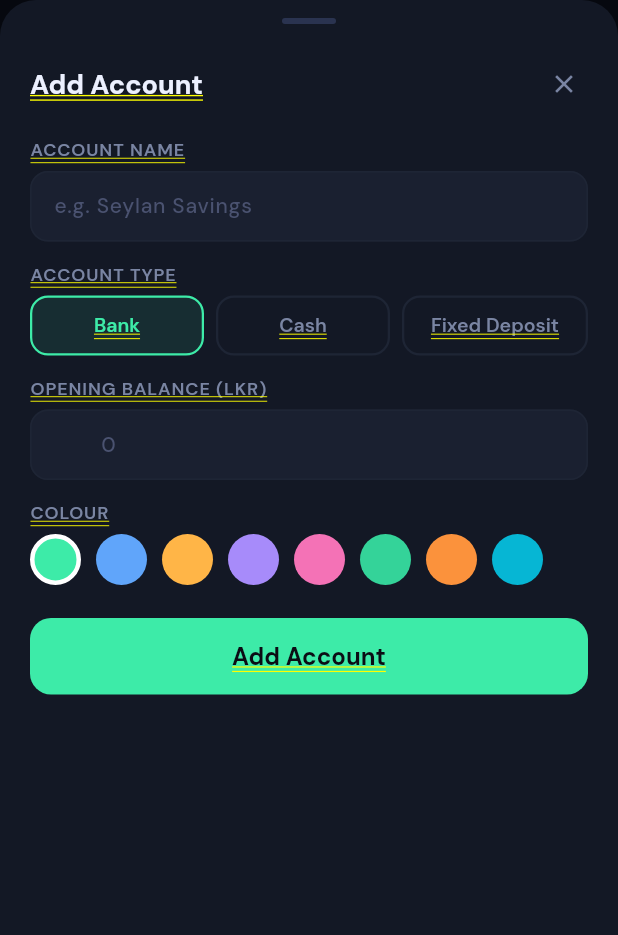
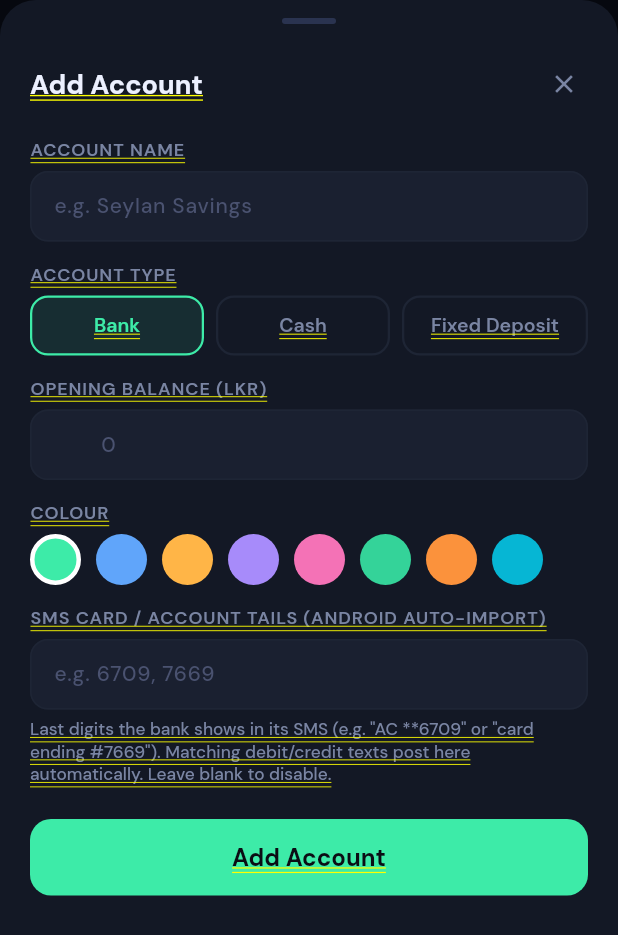
Before and after one commit to Esandu-Meth-Obadaarachchi/FinanceTrackerApp, a Flutter app: the _AddAccountSheet screen opened directly, on a phone screen of 412 x 824 dp. Shown: the top 935 px of the screen. Run offline on Flutter 3.47's test engine with Material 3 defaults, Android fonts, the phone set to English and light mode, and no system bars; our stand-ins replace cloud_firestore, firebase_auth, firebase_core, firebase_messaging, flutter_local_notifications, flutter_timezone and 5 more; missing offline and left inert: another_telephony; accounts and stored records are empty.

Commit message:
Add Android bank-SMS auto-import
Phase 6 — SMS auto-detection (Android only, opt-in):
- Account gains smsIds (card/account tails); add/edit account sheet now
  supports editing and a tails field, reachable by tapping an account
- SmsParser: pure-Dart regex parser for LKR debit/credit formats
  (AC **tail, via POS, "Card ...tail debit", "card ending #tail") plus a
  merchant->category guess. Returns null unless amount + direction + tail
  are all present (confidence guard against OTP/balance noise)
- SmsService: live incoming listener + 2-day inbox catch-up scan on start;
  posts only when a tail maps to exactly one account; de-dupes by body
  signature in SharedPreferences. Web/non-Android safe no-op
- Settings: opt-in "Auto-import bank SMS" toggle (requests SMS permission);
  openSettings now re-provides AppState for the reminders + SMS controls
- HomeShell starts the listener once accounts have loaded (if enabled)
- Android: READ_SMS + RECEIVE_SMS permissions; Flutter gradle auto-migration

Background (app-killed) delivery is out of scope; live + launch-scan cover
the app-running and app-reopened cases.

Co-Authored-By: Claude Opus 4.8 <noreply@anthropic.com>

```diff
--- a/lib/models/account.dart
+++ b/lib/models/account.dart
@@ -9,12 +9,17 @@ class Account {
   /// Current balance is computed = openingBalance + transaction effects.
   final double openingBalance;
 
+  /// Card/account number tails (e.g. "6709") used to match incoming bank SMS
+  /// to this account for auto-import. Empty = SMS auto-import off for it.
+  final List<String> smsIds;
+
   const Account({
     required this.id,
     required this.name,
     required this.type,
     required this.colorHex,
     required this.openingBalance,
+    this.smsIds = const [],
   });
 
   factory Account.fromMap(String id, Map<String, dynamic> m) => Account(
@@ -23,6 +28,9 @@ class Account {
         type: (m['type'] ?? 'bank') as String,
         colorHex: (m['colorHex'] ?? '#3DEBA8') as String,
         openingBalance: (m['openingBalance'] as num?)?.toDouble() ?? 0,
+        smsIds: ((m['smsIds'] as List?) ?? const [])
+            .map((e) => e.toString())
+            .toList(),
       );
 
   Map<String, dynamic> toMap() => {
@@ -30,6 +38,7 @@ class Account {
         'type': type,
         'colorHex': colorHex,
         'openingBalance': openingBalance,
+        'smsIds': smsIds,
       };
 
   Account copyWith({
@@ -37,6 +46,7 @@ class Account {
     String? type,
     String? colorHex,
     double? openingBalance,
+    List<String>? smsIds,
   }) =>
       Account(
         id: id,
@@ -44,6 +54,7 @@ class Account {
         type: type ?? this.type,
         colorHex: colorHex ?? this.colorHex,
         openingBalance: openingBalance ?? this.openingBalance,
+        smsIds: smsIds ?? this.smsIds,
       );
 
   String get typeLabel => type == 'fd'
--- a/lib/screens/modals/sheets.dart
+++ b/lib/screens/modals/sheets.dart
@@ -649,29 +649,54 @@ class _AddTransactionSheetState extends State<_AddTransactionSheet> {
 // ════════════════════════════════════════════════════════════════════════
 // Add account
 // ════════════════════════════════════════════════════════════════════════
-void showAddAccountSheet(BuildContext context) {
-  _showWithState(context, const _AddAccountSheet());
+void showAddAccountSheet(BuildContext context, {Account? edit}) {
+  _showWithState(context, _AddAccountSheet(edit: edit));
 }
 
 class _AddAccountSheet extends StatefulWidget {
-  const _AddAccountSheet();
+  const _AddAccountSheet({this.edit});
+  final Account? edit;
   @override
   State<_AddAccountSheet> createState() => _AddAccountSheetState();
 }
 
 class _AddAccountSheetState extends State<_AddAccountSheet> {
-  final _name = TextEditingController();
-  final _balance = TextEditingController();
-  String _type = 'bank';
-  Color _color = kAccountColors.first;
+  late final TextEditingController _name;
+  late final TextEditingController _balance;
+  late final TextEditingController _smsIds;
+  late String _type;
+  late Color _color;
   bool _saving = false;
+
+  @override
+  void initState() {
+    super.initState();
+    final e = widget.edit;
+    _name = TextEditingController(text: e?.name ?? '');
+    _balance = TextEditingController(
+        text: e != null
+            ? (e.openingBalance == e.openingBalance.roundToDouble()
+                ? e.openingBalance.toStringAsFixed(0)
+                : e.openingBalance.toString())
+            : '');
+    _smsIds = TextEditingController(text: e?.smsIds.join(', ') ?? '');
+    _type = e?.type ?? 'bank';
+    _color = e != null ? colorFromHex(e.colorHex) : kAccountColors.first;
+  }
 
   @override
   void dispose() {
     _name.dispose();
     _balance.dispose();
+    _smsIds.dispose();
     super.dispose();
   }
+
+  List<String> _parseSmsIds() => _smsIds.text
+      .split(',')
+      .map((s) => s.replaceAll(RegExp(r'\D'), '').trim())
+      .where((s) => s.isNotEmpty)
+      .toList();
 
   Future<void> _save(AppState app) async {
     if (_name.text.trim().isEmpty) {
@@ -680,14 +705,21 @@ class _AddAccountSheetState extends State<_AddAccountSheet> {
       return;
     }
     setState(() => _saving = true);
+    final e = widget.edit;
+    final account = Account(
+      id: e?.id ?? '',
+      name: _name.text.trim(),
+      type: _type,
+      colorHex: _color.toHex(),
+      openingBalance: double.tryParse(_balance.text.trim()) ?? 0,
+      smsIds: _parseSmsIds(),
+    );
     try {
-      await app.addAccount(Account(
-        id: '',
-        name: _name.text.trim(),
-        type: _type,
-        colorHex: _color.toHex(),
-        openingBalance: double.tryParse(_balance.text.trim()) ?? 0,
-      ));
+      if (e != null) {
+        await app.updateAccount(account);
+      } else {
+        await app.addAccount(account);
+      }
       if (mounted) Navigator.of(context).pop();
     } catch (_) {
       if (mounted) {
@@ -704,7 +736,7 @@ class _AddAccountSheetState extends State<_AddAccountSheet> {
     final app = context.read<AppState>();
 
     return SheetScaffold(
-      title: 'Add Account',
+      title: widget.edit != null ? 'Edit Account' : 'Add Account',
       colors: colors,
       children: [
         AppTextField(
@@ -785,9 +817,23 @@ class _AddAccountSheetState extends State<_AddAccountSheet> {
               ),
           ],
         ),
+        const SizedBox(height: 14),
+        AppTextField(
+          colors: colors,
+          controller: _smsIds,
+          label: 'SMS card / account tails (Android auto-import)',
+          hint: 'e.g. 6709, 7669',
+        ),
+        const SizedBox(height: 6),
+        Text(
+          'Last digits the bank shows in its SMS (e.g. "AC **6709" or '
+          '"card ending #7669"). Matching debit/credit texts post here '
+          'automatically. Leave blank to disable.',
+          style: sans(size: 11.5, color: colors.sub),
+        ),
         const SizedBox(height: 22),
         PrimaryButton(
-          label: 'Add Account',
+          label: widget.edit != null ? 'Save Account' : 'Add Account',
           color: _color,
           busy: _saving,
           onPressed: () => _save(app),
--- a/pubspec.yaml
+++ b/pubspec.yaml
@@ -36,6 +36,7 @@ dependencies:
   timezone: ^0.11.0
   flutter_timezone: ^5.1.0
   firebase_messaging: ^15.2.10
+  another_telephony: ^0.4.1
 
 dev_dependencies:
   flutter_test:
```
Also changed, not shown: lib/screens/accounts_screen.dart (+7 -2 lines), lib/screens/home_shell.dart (+22 -3 lines), lib/screens/settings_screen.dart (+103 -2 lines), lib/services/sms_parser.dart (added, +154 -0 lines), lib/services/sms_service.dart (added, +160 -0 lines), pubspec.lock, 3 other files.
